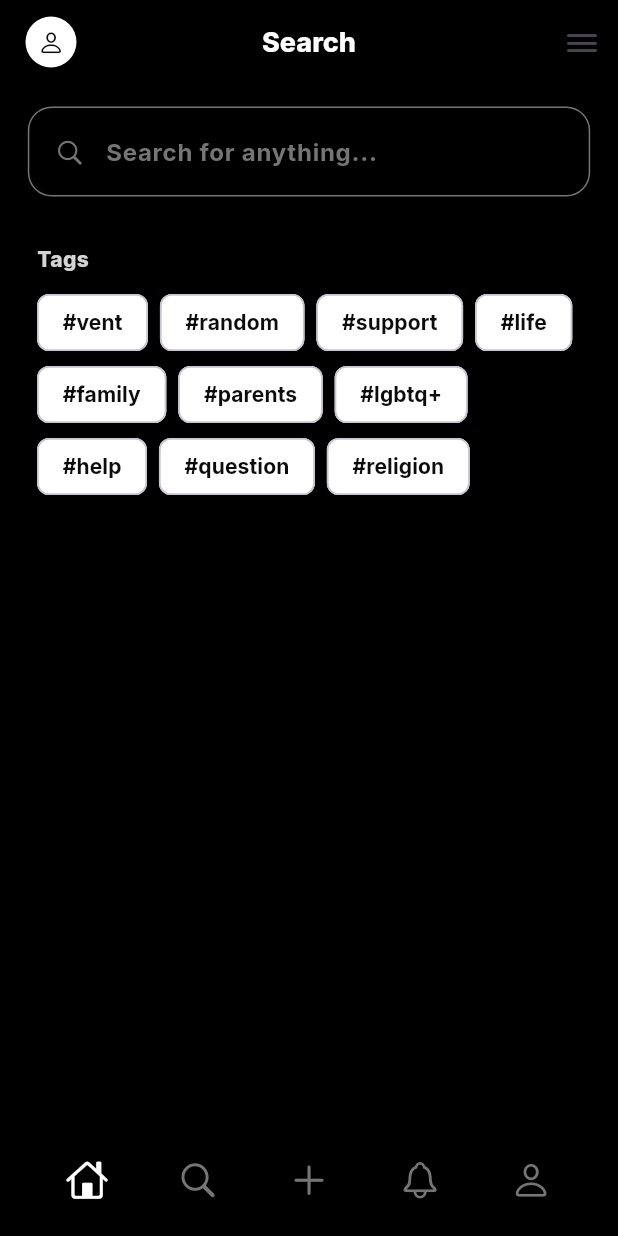
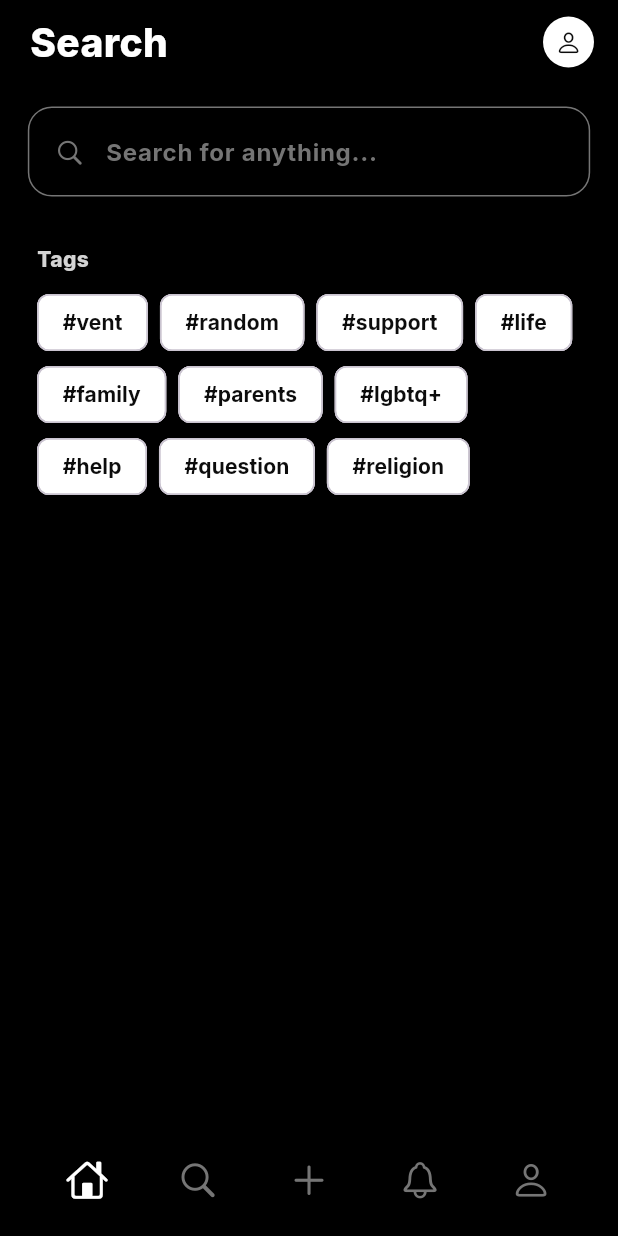
Before and after one commit to Tho100/revent, a Flutter app: the SearchPage screen opened directly, on a phone screen of 412 x 824 dp. Run offline on Flutter 3.47's test engine with Material 3 defaults, Android fonts, the phone set to English and light mode, and no system bars; our stand-ins replace animated_flip_counter, flutter_cache_manager, flutter_dotenv, flutter_native_image, get_it, google_fonts; missing offline and left inert: dynamic_height_grid_view, image_picker_plus, mysql_client; accounts and stored records are empty.

Commit message:
Redesigned navigation pages appbar design

```diff
--- a/lib/pages/navigation/notifications_page.dart
+++ b/lib/pages/navigation/notifications_page.dart
@@ -20,9 +20,8 @@ class NotificationsPage extends StatelessWidget {
           title: 'Notifications',
           customBackOnPressed: () => NavigatePage.homePage(),
           context: context,
-          customLeading: NavigationPagesWidgets.profilePictureLeading(),
-          actions: [NavigationPagesWidgets.settingsActionButton()]
-        ).buildAppBar(),
+          actions: [NavigationPagesWidgets.profilePictureLeading()]
+        ).buildNavigationAppBar(),
         bottomNavigationBar: PageNavigationBar()
       ),
     );
--- a/lib/pages/navigation/search_page.dart
+++ b/lib/pages/navigation/search_page.dart
@@ -175,9 +175,8 @@ class _SearchPageState extends State<SearchPage> {
         appBar: CustomAppBar(
           title: 'Search',
           context: context,
-          customLeading: NavigationPagesWidgets.profilePictureLeading(),
-          actions: [NavigationPagesWidgets.settingsActionButton()]
-        ).buildAppBar(),
+          actions: [NavigationPagesWidgets.profilePictureLeading()]
+        ).buildNavigationAppBar(),
         body: _buildBody(),
         bottomNavigationBar: PageNavigationBar()
       ),
--- a/lib/shared/widgets/app_bar.dart
+++ b/lib/shared/widgets/app_bar.dart
@@ -50,4 +50,26 @@ class CustomAppBar {
     );
   }
 
+  PreferredSizeWidget? buildNavigationAppBar() {
+    return AppBar(
+      leadingWidth: 250,
+      automaticallyImplyLeading: false,
+      leading: Padding(
+        padding: const EdgeInsets.only(left: 20.0, top: 10.0),
+        child: Text(
+          title ?? '',
+          style: GoogleFonts.inter(
+            color: ThemeColor.white,
+            fontWeight: FontWeight.w800,
+            fontSize: 26,
+          ),
+        ),
+      ),
+      backgroundColor: backgroundColor ?? ThemeColor.black,
+      elevation: 0,
+      actions: actions,
+      bottom: bottom,
+    );
+  }
+
 }
--- a/lib/shared/widgets/navigation_pages_widgets.dart
+++ b/lib/shared/widgets/navigation_pages_widgets.dart
@@ -16,7 +16,7 @@ class NavigationPagesWidgets {
 
   static Widget profilePictureLeading() {
     return Padding(
-      padding: const EdgeInsets.only(left: 12.0),
+      padding: const EdgeInsets.only(right: 16.0),
       child: GestureDetector(
         onTap: () => NavigatePage.myProfilePage(),
         child: Center(
```
